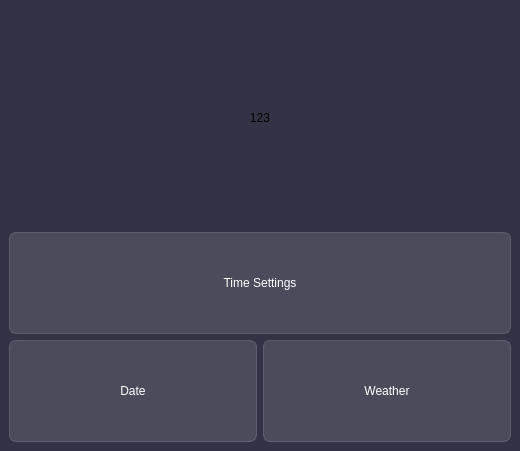
Old version of the form D_TilingTimeM.ui in the repository Shinusei/TilingTime.
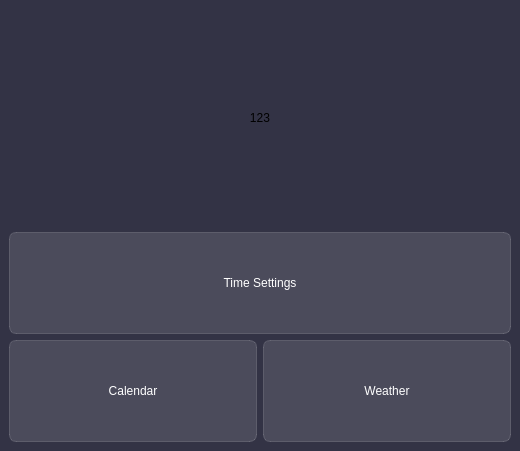
New version of the form. Icons and pictures are not drawn.

Commit message: more windows, time sync, calendar button

The edit to the form file:
```diff
--- a/D_TilingTimeM.ui
+++ b/D_TilingTimeM.ui
@@ -103,7 +103,7 @@
 }</string>
       </property>
       <property name="text">
-       <string>Date</string>
+       <string>Calendar</string>
       </property>
       <property name="icon">
        <iconset>
```
The commit also changes 4 other files.
